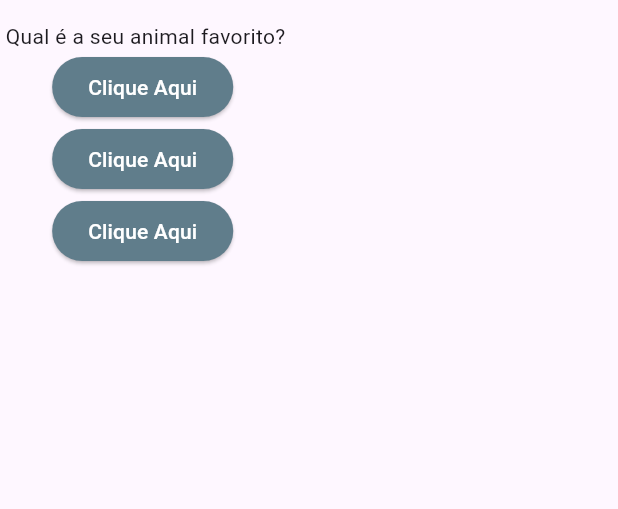
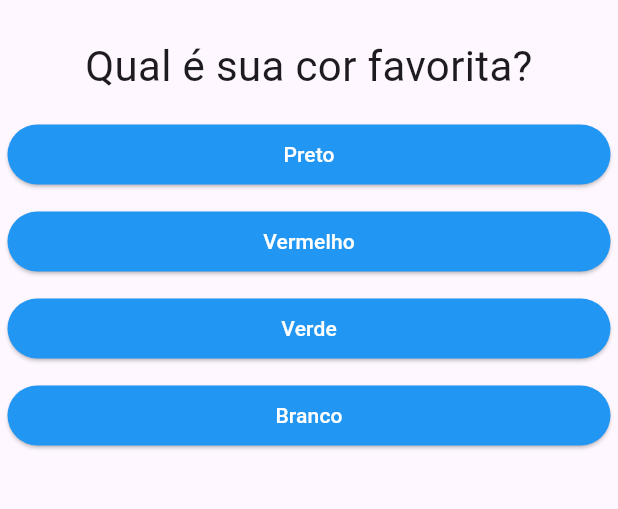
Before and after one commit to gregoriando/flutter_question_project, a Flutter app: the screen it shows after launch, on a phone screen of 412 x 824 dp, the part 63-572 px from its top. Run offline on Flutter 3.47's test engine with Material 3 defaults, Android fonts, the light colour scheme and no system bars.

Commit message:
feat "Criação dos componentes da aplicação"

```diff
--- /dev/null
+++ b/lib/answer.dart
@@ -0,0 +1,23 @@
+import 'package:flutter/material.dart';
+
+class Answer extends StatelessWidget {
+  final String text;
+  final void Function() onPressed;
+  const Answer(this.text, this.onPressed, {super.key});
+
+  @override
+  Widget build(BuildContext context) {
+    return Container(
+      width: double.infinity,
+      margin: EdgeInsets.all(5),
+      child: ElevatedButton(
+        onPressed: onPressed,
+        style: ElevatedButton.styleFrom(
+          backgroundColor: Colors.blue,
+          foregroundColor: Colors.white,
+        ),
+        child: Text(text),
+      ),
+    );
+  }
+}
--- a/lib/main.dart
+++ b/lib/main.dart
@@ -1,4 +1,6 @@
 import 'package:flutter/material.dart';
+import 'package:flutter_question_project/questionnaire.dart';
+import 'package:flutter_question_project/result.dart';
 
 void main() {
   runApp(QuestionApp());
@@ -12,60 +14,52 @@ class QuestionApp extends StatefulWidget {
 }
 
 class _QuestionAppState extends State<QuestionApp> {
-  var perguntaSelecionada = 0;
+  var _perguntaSelecionada = 0; // contador
+  // lista usada para o Texto da pergunta e suas respostas é uma lista de map
+  final _perguntas = [
+    {
+      'texto': 'Qual é sua cor favorita?',
+      'respostas': ['Preto', 'Vermelho', 'Verde', 'Branco'],
+    },
+    {
+      'texto': 'Qual é o seu animal favorito?',
+      'respostas': ['Coelho', 'Cobra', 'Elefante', 'Leão'],
+    },
+    {
+      'texto': 'Qual é o seu instrutor favorito?',
+      'respostas': ['Maria', 'João', 'Léo', 'Pedro'],
+    },
+  ];
+  bool get isSelectedQuestion {
+    return _perguntaSelecionada < _perguntas.length;
+  }
 
-  void responder() {
-    setState(() {
-      print(perguntaSelecionada++);
-    });
+  // responder é uma função que muda o estado com o setState
+  void _responder() {
+    if (isSelectedQuestion) {
+      setState(() {
+        _perguntaSelecionada++;
+      });
+    }
+  }
 
-    print('Pergunta Respondida');
-  }
+  // Garante que não vai dar erro porque o tamanho se for menor do que o tamanho de perguntas nao renderiza
 
   @override
   Widget build(BuildContext context) {
-    final perguntas = [
-      ' Qual é a seu animal favorito?',
-      'Qual a sua cor favorita?',
-    ];
+    //Verifica se o tamanho de pergunta selecionada é menor que perguntas e retorna lista se sim e null se nÃo
+
     return MaterialApp(
       home: Scaffold(
         appBar: AppBar(title: Text('Perguntas')),
-        body: Column(
-          children: [
-            Text(perguntas[perguntaSelecionada]),
-            ElevatedButton(
-              onPressed: () {
-                responder();
-              },
-              style: ElevatedButton.styleFrom(
-                backgroundColor: Colors.blueGrey,
-                foregroundColor: Colors.white,
-              ),
-              child: Text('Clique Aqui'),
-            ),
-            ElevatedButton(
-              onPressed: () {
-                responder();
-              },
-              style: ElevatedButton.styleFrom(
-                backgroundColor: Colors.blueGrey,
-                foregroundColor: Colors.white,
-              ),
-              child: Text('Clique Aqui'),
-            ),
-            ElevatedButton(
-              onPressed: () {
-                responder();
-              },
-              style: ElevatedButton.styleFrom(
-                backgroundColor: Colors.blueGrey,
-                foregroundColor: Colors.white,
-              ),
-              child: Text('Clique Aqui'),
-            ),
-          ],
-        ),
+        body:
+            isSelectedQuestion
+                ? Questionnaire(
+                  perguntas: _perguntas,
+                  perguntaSelecionada: _perguntaSelecionada,
+                  onPressed: _responder,
+                )
+                : Result('Parabéns!'),
       ),
     );
   }
--- /dev/null
+++ b/lib/question.dart
@@ -0,0 +1,18 @@
+import 'package:flutter/material.dart';
+
+class Question extends StatelessWidget {
+  final String texto;
+  const Question(this.texto, {super.key});
+  @override
+  Widget build(BuildContext context) {
+    return Container(
+      width: double.infinity,
+      margin: EdgeInsets.all(10),
+      child: Text(
+        texto,
+        style: TextStyle(fontSize: 28),
+        textAlign: TextAlign.center,
+      ),
+    );
+  }
+}
--- /dev/null
+++ b/lib/questionnaire.dart
@@ -0,0 +1,34 @@
+import 'package:flutter/material.dart';
+import 'package:flutter_question_project/answer.dart';
+import 'package:flutter_question_project/question.dart';
+
+class Questionnaire extends StatelessWidget {
+  final List<Map<String, Object>> perguntas;
+  final int perguntaSelecionada;
+  final void Function() onPressed;
+
+  const Questionnaire({
+    required this.perguntas,
+    required this.perguntaSelecionada,
+    required this.onPressed,
+    super.key,
+  });
+
+  bool get isSelectQuestion {
+    return perguntaSelecionada < perguntas.length;
+  }
+
+  @override
+  Widget build(BuildContext context) {
+    final answers =
+        isSelectQuestion
+            ? perguntas[perguntaSelecionada]['respostas'] as List<String>
+            : [];
+    return Column(
+      children: [
+        Question(perguntas[perguntaSelecionada]['texto'].toString()),
+        ...answers.map((t) => Answer(t, onPressed)),
+      ],
+    );
+  }
+}
--- /dev/null
+++ b/lib/result.dart
@@ -0,0 +1,10 @@
+import 'package:flutter/material.dart';
+
+class Result extends StatelessWidget {
+  final String text;
+  const Result(this.text, {super.key});
+  @override
+  Widget build(BuildContext context) {
+    return Center(child: Text(text, style: TextStyle(fontSize: 28)));
+  }
+}
```
